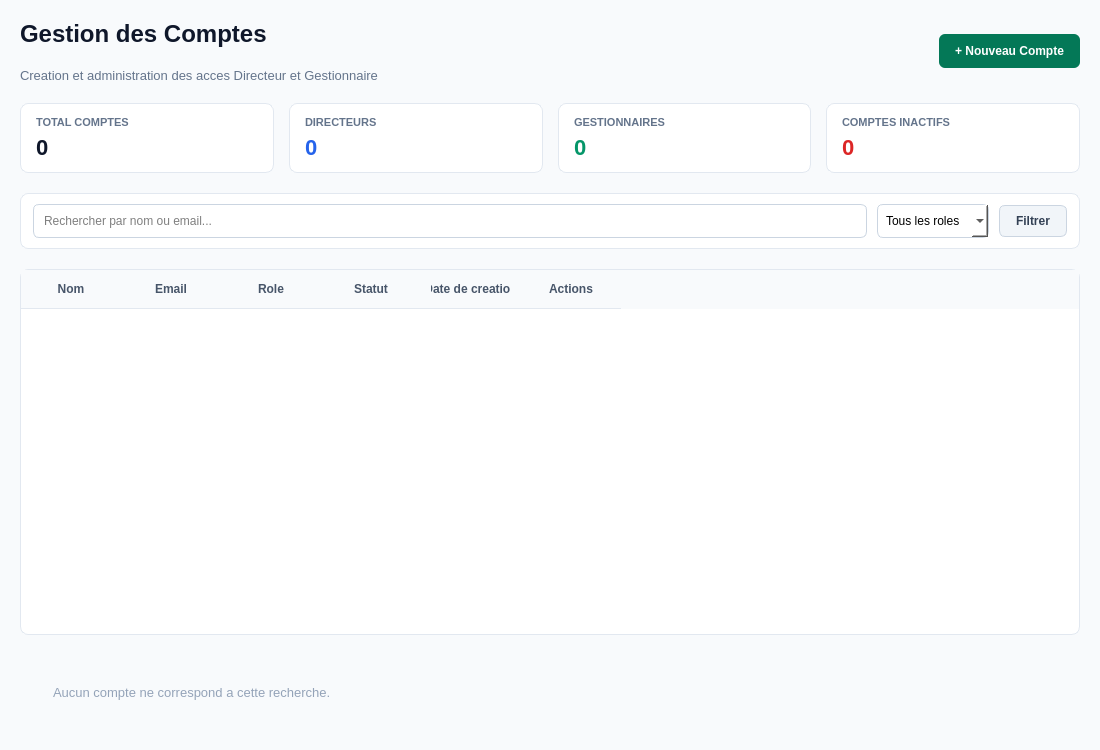
This is ui/ui_files/comptes/comptes.ui in laudesmassamba1-ai/Logiciel-de-gestion-scolaire as Qt 5 draws it before an edit. The edited form follows.
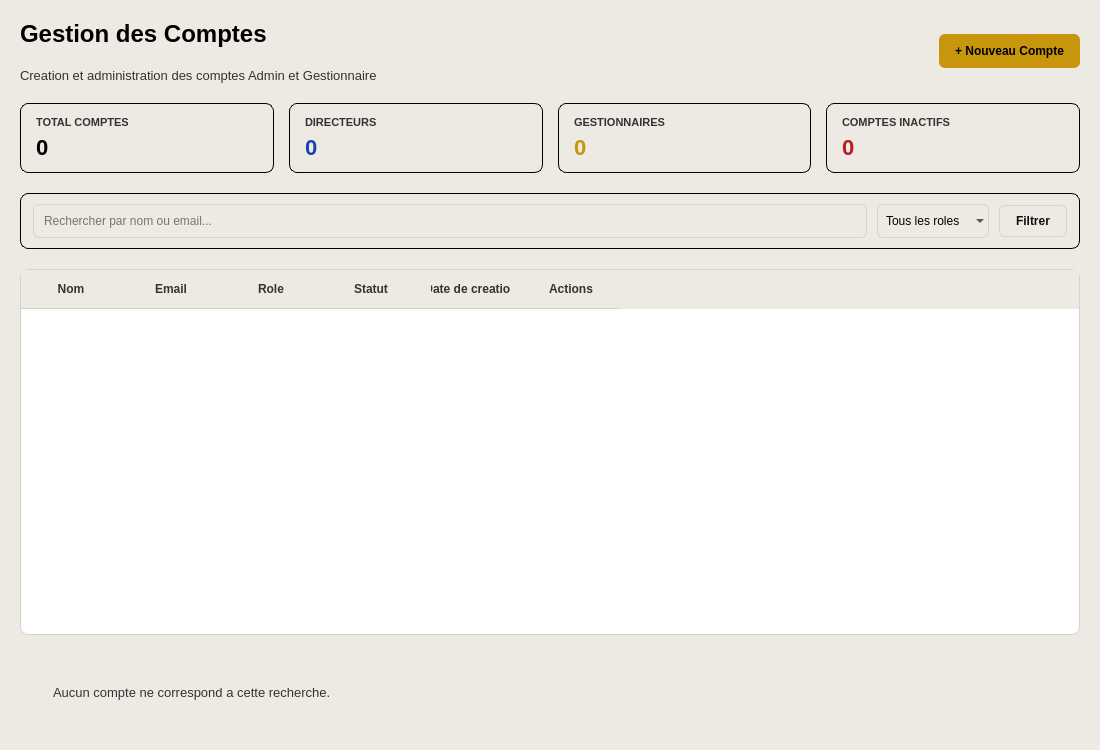
This is the edited form.

```diff
--- a/ui/ui_files/comptes/comptes.ui
+++ b/ui/ui_files/comptes/comptes.ui
@@ -14,7 +14,7 @@
    <string>Gestion des Comptes</string>
   </property>
   <property name="styleSheet">
-   <string>background-color: #f8fafc; font-family: 'Segoe UI', sans-serif;</string>
+   <string>background-color: #EDEAE4; font-family: 'Segoe UI', sans-serif;</string>
   </property>
   <layout class="QVBoxLayout" name="mainLayout">
    <property name="spacing">
@@ -39,7 +39,7 @@
        <item>
         <widget class="QLabel" name="lbl_page_title">
          <property name="styleSheet">
-          <string>color: #0f172a; font-size: 24px; font-weight: bold;</string>
+          <string>color: #000000; font-size: 24px; font-weight: bold;</string>
          </property>
          <property name="text">
           <string>Gestion des Comptes</string>
@@ -49,10 +49,10 @@
        <item>
         <widget class="QLabel" name="lbl_page_subtitle">
          <property name="styleSheet">
-          <string>color: #64748b; font-size: 13px;</string>
+          <string>color: #333333; font-size: 13px;</string>
          </property>
          <property name="text">
-          <string>Creation et administration des acces Directeur et Gestionnaire</string>
+          <string>Creation et administration des comptes Admin et Gestionnaire</string>
          </property>
         </widget>
        </item>
@@ -77,7 +77,7 @@
         <cursorShape>PointingHandCursor</cursorShape>
        </property>
        <property name="styleSheet">
-        <string>background-color: #047857; color: white; border: none; border-radius: 6px; padding: 10px 16px; font-weight: bold;</string>
+        <string>background-color: #C8960C; color: #000000; border: none; border-radius: 6px; padding: 10px 16px; font-weight: bold;</string>
        </property>
        <property name="text">
         <string>+ Nouveau Compte</string>
@@ -94,7 +94,7 @@
      <item>
       <widget class="QFrame" name="card_total_comptes">
        <property name="styleSheet">
-        <string>background-color: #ffffff; border: 1px solid #e2e8f0; border-radius: 8px;</string>
+        <string>background-color: transparent; color: #000000; border: 1px solid #000000; border-radius: 8px;</string>
        </property>
        <layout class="QVBoxLayout" name="layout_card1">
         <property name="leftMargin">
@@ -112,7 +112,7 @@
         <item>
          <widget class="QLabel" name="lbl_kpi1_titre">
           <property name="styleSheet">
-           <string>color: #64748b; font-size: 11px; font-weight: bold; border: none;</string>
+           <string>color: #333333; font-size: 11px; font-weight: bold; border: none;</string>
           </property>
           <property name="text">
            <string>TOTAL COMPTES</string>
@@ -122,7 +122,7 @@
         <item>
          <widget class="QLabel" name="lbl_kpi1_valeur">
           <property name="styleSheet">
-           <string>color: #0f172a; font-size: 22px; font-weight: bold; border: none;</string>
+           <string>color: #000000; font-size: 22px; font-weight: bold; border: none;</string>
           </property>
           <property name="text">
            <string>0</string>
@@ -135,7 +135,7 @@
      <item>
       <widget class="QFrame" name="card_directeurs">
        <property name="styleSheet">
-        <string>background-color: #ffffff; border: 1px solid #e2e8f0; border-radius: 8px;</string>
+        <string>background-color: transparent; color: #000000; border: 1px solid #000000; border-radius: 8px;</string>
        </property>
        <layout class="QVBoxLayout" name="layout_card2">
         <property name="leftMargin">
@@ -153,7 +153,7 @@
         <item>
          <widget class="QLabel" name="lbl_kpi2_titre">
           <property name="styleSheet">
-           <string>color: #64748b; font-size: 11px; font-weight: bold; border: none;</string>
+           <string>color: #333333; font-size: 11px; font-weight: bold; border: none;</string>
           </property>
           <property name="text">
            <string>DIRECTEURS</string>
@@ -163,7 +163,7 @@
         <item>
          <widget class="QLabel" name="lbl_kpi2_valeur">
           <property name="styleSheet">
-           <string>color: #2563eb; font-size: 22px; font-weight: bold; border: none;</string>
+           <string>color: #1E40AF; font-size: 22px; font-weight: bold; border: none;</string>
           </property>
           <property name="text">
            <string>0</string>
@@ -176,7 +176,7 @@
      <item>
       <widget class="QFrame" name="card_gestionnaires">
        <property name="styleSheet">
-        <string>background-color: #ffffff; border: 1px solid #e2e8f0; border-radius: 8px;</string>
+        <string>background-color: transparent; color: #000000; border: 1px solid #000000; border-radius: 8px;</string>
        </property>
        <layout class="QVBoxLayout" name="layout_card3">
         <property name="leftMargin">
@@ -194,7 +194,7 @@
         <item>
          <widget class="QLabel" name="lbl_kpi3_titre">
           <property name="styleSheet">
-           <string>color: #64748b; font-size: 11px; font-weight: bold; border: none;</string>
+           <string>color: #333333; font-size: 11px; font-weight: bold; border: none;</string>
           </property>
           <property name="text">
            <string>GESTIONNAIRES</string>
@@ -204,7 +204,7 @@
         <item>
          <widget class="QLabel" name="lbl_kpi3_valeur">
           <property name="styleSheet">
-           <string>color: #059669; font-size: 22px; font-weight: bold; border: none;</string>
+           <string>color: #C8960C; font-size: 22px; font-weight: bold; border: none;</string>
           </property>
           <property name="text">
            <string>0</string>
@@ -217,7 +217,7 @@
      <item>
       <widget class="QFrame" name="card_comptes_inactifs">
        <property name="styleSheet">
-        <string>background-color: #ffffff; border: 1px solid #e2e8f0; border-radius: 8px;</string>
+        <string>background-color: transparent; color: #000000; border: 1px solid #000000; border-radius: 8px;</string>
        </property>
        <layout class="QVBoxLayout" name="layout_card4">
         <property name="leftMargin">
@@ -235,7 +235,7 @@
         <item>
          <widget class="QLabel" name="lbl_kpi4_titre">
           <property name="styleSheet">
-           <string>color: #64748b; font-size: 11px; font-weight: bold; border: none;</string>
+           <string>color: #333333; font-size: 11px; font-weight: bold; border: none;</string>
           </property>
           <property name="text">
            <string>COMPTES INACTIFS</string>
@@ -245,7 +245,7 @@
         <item>
          <widget class="QLabel" name="lbl_kpi4_valeur">
           <property name="styleSheet">
-           <string>color: #dc2626; font-size: 22px; font-weight: bold; border: none;</string>
+           <string>color: #B91C1C; font-size: 22px; font-weight: bold; border: none;</string>
           </property>
           <property name="text">
            <string>0</string>
@@ -260,7 +260,7 @@
    <item>
     <widget class="QFrame" name="filterBar">
      <property name="styleSheet">
-      <string>background-color: #ffffff; border: 1px solid #e2e8f0; border-radius: 8px;</string>
+      <string>background-color: transparent; color: #000000; border: 1px solid #000000; border-radius: 8px;</string>
      </property>
      <layout class="QHBoxLayout" name="filterLayout">
       <property name="leftMargin">
@@ -281,7 +281,7 @@
       <item>
        <widget class="QLineEdit" name="input_search_compte">
         <property name="styleSheet">
-         <string>border: 1px solid #cbd5e1; border-radius: 6px; padding: 8px;</string>
+         <string>border: 1px solid #D5D2CB; border-radius: 6px; padding: 8px;</string>
         </property>
         <property name="placeholderText">
          <string>Rechercher par nom ou email...</string>
@@ -291,7 +291,7 @@
       <item>
        <widget class="QComboBox" name="combo_filter_role">
         <property name="styleSheet">
-         <string>border: 1px solid #cbd5e1; border-radius: 6px; padding: 8px;</string>
+         <string>border: 1px solid #D5D2CB; border-radius: 6px; padding: 8px;</string>
         </property>
         <item>
          <property name="text">
@@ -313,7 +313,7 @@
       <item>
        <widget class="QPushButton" name="btn_apply_filter_compte">
         <property name="styleSheet">
-         <string>background-color: #f1f5f9; color: #334155; border: 1px solid #cbd5e1; border-radius: 6px; padding: 8px 16px; font-weight: bold;</string>
+         <string>background-color: #EDEAE4; color: #111111; border: 1px solid #D5D2CB; border-radius: 6px; padding: 8px 16px; font-weight: bold;</string>
         </property>
         <property name="text">
          <string>Filtrer</string>
@@ -328,23 +328,23 @@
      <property name="styleSheet">
       <string>
        QTableWidget {
-           background-color: #ffffff;
-           border: 1px solid #e2e8f0;
+           background-color: #FFFFFF;
+           border: 1px solid #D5D2CB;
            border-radius: 8px;
-           gridline-color: #f1f5f9;
+           gridline-color: #EDEAE4;
            font-size: 13px;
        }
        QHeaderView::section {
-           background-color: #f8fafc;
-           color: #475569;
+           background-color: #EDEAE4;
+           color: #333333;
            font-weight: bold;
            padding: 10px;
            border: none;
-           border-bottom: 1px solid #e2e8f0;
+           border-bottom: 1px solid #D5D2CB;
        }
        QTableWidget::item {
            padding: 0px 8px;
-           border-bottom: 1px solid #f1f5f9;
+           border-bottom: 1px solid #EDEAE4;
        }
       </string>
      </property>
@@ -395,7 +395,7 @@
    <item>
     <widget class="QLabel" name="lbl_empty_state_comptes">
      <property name="styleSheet">
-      <string>color: #94a3b8; font-size: 13px; padding: 30px; qproperty-alignment: AlignCenter;</string>
+      <string>color: #333333; font-size: 13px; padding: 30px; qproperty-alignment: AlignCenter;</string>
      </property>
      <property name="text">
       <string>Aucun compte ne correspond a cette recherche.</string>
```
Left out of the diff: 2 changed lines with no effect on the pictures. Lines whose indentation alone changed are shown as unchanged.
